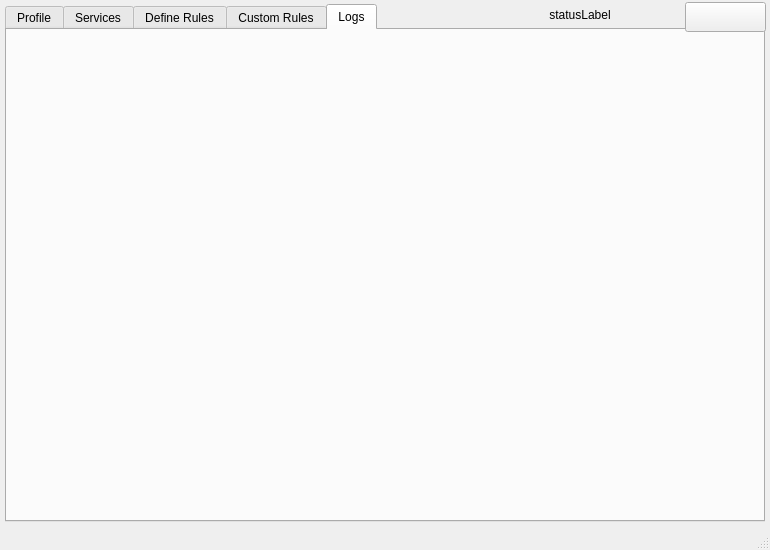
Old version of the form sources/mainwindow.ui in the repository emiljoensson/iptables-GUI.
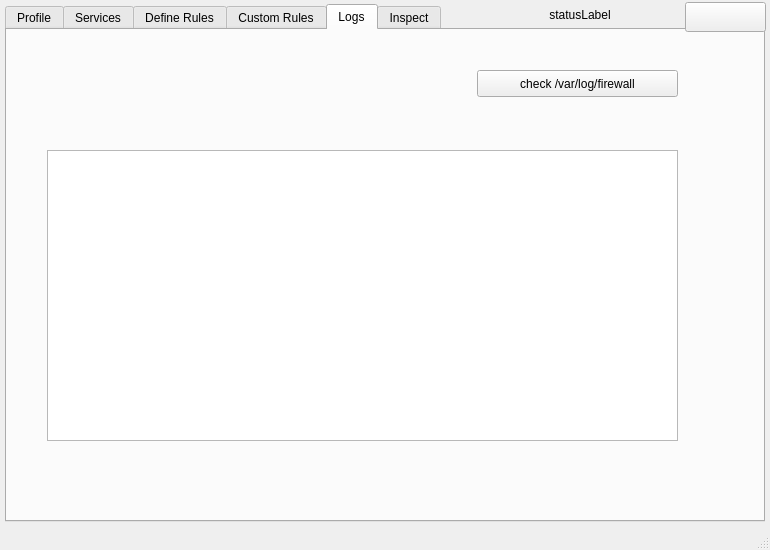
New version of the form. The open tabs and pages were chosen to show the change.

Patch:
```diff
--- a/sources/mainwindow.ui
+++ b/sources/mainwindow.ui
@@ -1518,6 +1518,57 @@
      <attribute name="title">
       <string>Logs</string>
      </attribute>
+     <widget class="QListWidget" name="listWidget">
+      <property name="geometry">
+       <rect>
+        <x>40</x>
+        <y>120</y>
+        <width>631</width>
+        <height>291</height>
+       </rect>
+      </property>
+     </widget>
+     <widget class="QPushButton" name="checklogbtn">
+      <property name="geometry">
+       <rect>
+        <x>470</x>
+        <y>40</y>
+        <width>201</width>
+        <height>27</height>
+       </rect>
+      </property>
+      <property name="text">
+       <string>check /var/log/firewall</string>
+      </property>
+     </widget>
+    </widget>
+    <widget class="QWidget" name="tab">
+     <attribute name="title">
+      <string>Inspect</string>
+     </attribute>
+     <widget class="QPushButton" name="pushButton">
+      <property name="geometry">
+       <rect>
+        <x>510</x>
+        <y>50</y>
+        <width>151</width>
+        <height>27</height>
+       </rect>
+      </property>
+      <property name="text">
+       <string>inspect iptables</string>
+      </property>
+     </widget>
+     <widget class="QTextEdit" name="textEdit">
+      <property name="geometry">
+       <rect>
+        <x>60</x>
+        <y>100</y>
+        <width>591</width>
+        <height>361</height>
+       </rect>
+      </property>
+     </widget>
     </widget>
    </widget>
    <widget class="QPushButton" name="pushButton_startStop">
```
Left out of the diff: 2 changed lines with no effect on the pictures.
